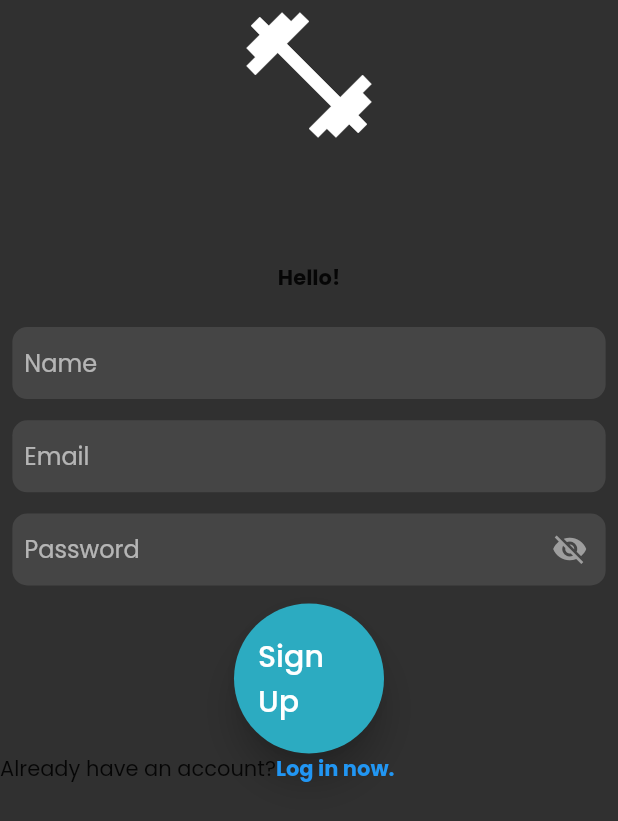
After one commit to adzzzfarr/workout, a Flutter app: the screen it shows after launch, after a tap on "Sign up now.", on a phone screen of 412 x 824 dp. The commit adds this screen. Shown: the top 821 px of the screen. Run offline on Flutter 3.47's test engine with Material 2 defaults, Android fonts, the phone set to English and light mode, and no system bars; our stand-ins replace curved_navigation_bar, firebase_auth, firebase_core, fl_chart, flutter_heatmap_calendar, fluttertoast and 3 more; missing offline and left inert: bottom_drawer, firebase_app_check; accounts and stored records are empty; network calls fail.

Commit message:
Implemented Firebase authentication - Users can log in and sign up using their email and password

```diff
--- /dev/null
+++ b/lib/firebase/firebase_auth_service.dart
@@ -0,0 +1,53 @@
+import 'package:firebase_auth/firebase_auth.dart';
+import 'package:workout/widgets/toast.dart';
+
+class FirebaseAuthService {
+  FirebaseAuth auth = FirebaseAuth.instance;
+
+  Future<User?> signUpWithEmailAndPassword(
+      String email, String password) async {
+    try {
+      UserCredential credential = await auth.createUserWithEmailAndPassword(
+        email: email,
+        password: password,
+      );
+      if (credential.user == null) {
+        print('user is null');
+      }
+      return credential.user;
+    } on FirebaseAuthException catch (e) {
+      if (e.code == 'email-already-in-use') {
+        showToast(message: 'Email is already in use.');
+      } else {
+        showToast(message: 'An error occurred: ${e.code}');
+      }
+    }
+
+    return null;
+  }
+
+  Future<User?> signInWithEmailAndPassword(
+      String email, String password) async {
+    try {
+      UserCredential credential = await auth.signInWithEmailAndPassword(
+        email: email,
+        password: password,
+      );
+      return credential.user;
+    } on FirebaseAuthException catch (e) {
+      if (e.code == 'user-not-found' ||
+          e.code == 'wrong-password' ||
+          e.code == 'invalid-credential') {
+        showToast(message: 'Invalid email or password.');
+      } else {
+        showToast(message: 'An error occurred: ${e.code}');
+      }
+    }
+
+    return null;
+  }
+
+  void signOut() {
+    auth.signOut();
+  }
+}
--- a/lib/main.dart
+++ b/lib/main.dart
@@ -1,5 +1,6 @@
 import 'package:flutter/material.dart';
 import 'package:provider/provider.dart';
+import 'package:workout/firebase_options.dart';
 import 'package:workout/themes/dark_theme.dart';
 import 'package:workout/data/exercise_data.dart';
 import 'package:workout/data/performed_workout_data.dart';
@@ -7,8 +8,10 @@ import 'package:workout/data/template_workout_data.dart';
 import 'package:workout/models/exercise.dart';
 import 'package:workout/models/performed_workout.dart';
 import 'package:workout/models/template_workout.dart';
-import 'package:workout/pages/navigation_bar_page.dart';
 import 'package:hive_flutter/hive_flutter.dart';
+import 'package:firebase_core/firebase_core.dart';
+import 'package:workout/pages/login_page.dart';
+import 'package:firebase_app_check/firebase_app_check.dart';
 
 void main() async {
   await Hive.initFlutter();
@@ -17,6 +20,15 @@ void main() async {
   Hive.registerAdapter(TemplateWorkoutAdapter());
   Hive.registerAdapter(PerformedWorkoutAdapter());
   await Hive.openBox('workout-database');
+
+  WidgetsFlutterBinding.ensureInitialized();
+
+  await Firebase.initializeApp(options: DefaultFirebaseOptions.currentPlatform);
+
+  await FirebaseAppCheck.instance.activate(
+    androidProvider: AndroidProvider.playIntegrity,
+  );
+
   runApp(const MyApp());
 }
 
@@ -50,7 +62,7 @@ class MyApp extends StatelessWidget {
       child: MaterialApp(
         debugShowCheckedModeBanner: false,
         theme: darkTheme,
-        home: const NavigationBarPage(),
+        home: const LogInPage(),
       ),
     );
   }
--- /dev/null
+++ b/lib/pages/login_page.dart
@@ -0,0 +1,118 @@
+import 'package:firebase_auth/firebase_auth.dart';
+import 'package:flutter/material.dart';
+import 'package:workout/pages/signup_page.dart';
+import 'package:workout/widgets/common_button.dart';
+import 'package:workout/pages/navigation_bar_page.dart';
+import 'package:workout/widgets/form_container.dart';
+import 'package:workout/firebase/firebase_auth_service.dart';
+
+class LogInPage extends StatefulWidget {
+  const LogInPage({super.key});
+
+  @override
+  State<LogInPage> createState() => _LogInPageState();
+}
+
+class _LogInPageState extends State<LogInPage> {
+  final FirebaseAuthService auth = FirebaseAuthService();
+
+  final emailController = TextEditingController();
+  final passwordController = TextEditingController();
+
+  bool isSigningIn = false;
+
+  @override
+  Widget build(BuildContext context) {
+    return Scaffold(
+      body: SingleChildScrollView(
+        child: Padding(
+          padding: const EdgeInsets.symmetric(horizontal: 15),
+          child: Column(
+            children: [
+              const Icon(
+                Icons.fitness_center,
+                size: 100,
+              ),
+              const SizedBox(height: 75),
+              const Text(
+                'Hello!',
+                style: TextStyle(fontWeight: FontWeight.bold),
+              ),
+              const SizedBox(height: 20),
+              FormContainer(
+                controller: emailController,
+                hintText: 'Email',
+                isPasswordField: false,
+              ),
+              const SizedBox(height: 10),
+              FormContainer(
+                controller: passwordController,
+                hintText: 'Password',
+                isPasswordField: true,
+              ),
+              const SizedBox(height: 10),
+              isSigningIn
+                  ? const CircularProgressIndicator()
+                  : CommonButton(
+                      height: 100,
+                      width: 100,
+                      text: 'Log In',
+                      onPressed: () => signIn(),
+                    ),
+              Row(
+                children: [
+                  const Text('Not a member?'),
+                  GestureDetector(
+                    onTap: () => Navigator.pushAndRemoveUntil(
+                      context,
+                      MaterialPageRoute(
+                          builder: (context) => const SignUpPage()),
+                      (route) => false,
+                    ),
+                    child: const Text(
+                      'Sign up now.',
+                      style: TextStyle(
+                        fontWeight: FontWeight.bold,
+                        color: Colors.blue,
+                      ),
+                    ),
+                  )
+                ],
+              ),
+            ],
+          ),
+        ),
+      ),
+    );
+  }
+
+  void signIn() async {
+    FocusScope.of(context).unfocus();
+
+    setState(() {
+      isSigningIn = true;
+    });
+
+    String email = emailController.text.trim();
+    String password = passwordController.text.trim();
+
+    User? user = await auth.signInWithEmailAndPassword(email, password);
+
+    setState(() {
+      isSigningIn = false;
+    });
+
+    if (user != null) {
+      print('User has successfully logged in');
+      if (context.mounted) {
+        Navigator.pushAndRemoveUntil(
+          context,
+          MaterialPageRoute(builder: (context) => const NavigationBarPage()),
+          (route) => false,
+        );
+      }
+    } else {
+      print('Some error occurred');
+    }
+  }
+}
--- /dev/null
+++ b/lib/pages/signup_page.dart
@@ -0,0 +1,128 @@
+import 'package:flutter/material.dart';
+import 'package:workout/pages/login_page.dart';
+import 'package:workout/pages/navigation_bar_page.dart';
+import 'package:workout/widgets/common_button.dart';
+import 'package:workout/firebase/firebase_auth_service.dart';
+import 'package:firebase_auth/firebase_auth.dart';
+import 'package:workout/widgets/form_container.dart';
+
+class SignUpPage extends StatefulWidget {
+  const SignUpPage({super.key});
+
+  @override
+  State<SignUpPage> createState() => _SignUpPageState();
+}
+
+class _SignUpPageState extends State<SignUpPage> {
+  final FirebaseAuthService auth = FirebaseAuthService();
+
+  final nameController = TextEditingController();
+  final emailController = TextEditingController();
+  final passwordController = TextEditingController();
+
+  bool isSigningUp = false;
+
+  @override
+  Widget build(BuildContext context) {
+    return Scaffold(
+      body: SingleChildScrollView(
+        child: Expanded(
+          child: Column(
+            children: [
+              const Icon(
+                Icons.fitness_center,
+                size: 100,
+              ),
+              const SizedBox(height: 75),
+              const Text(
+                'Hello!',
+                style: TextStyle(fontWeight: FontWeight.bold),
+              ),
+              const SizedBox(height: 20),
+              FormContainer(
+                controller: nameController,
+                hintText: 'Name',
+                isPasswordField: false,
+              ),
+              const SizedBox(height: 10),
+              FormContainer(
+                controller: emailController,
+                hintText: 'Email',
+                isPasswordField: false,
+              ),
+              const SizedBox(height: 10),
+              FormContainer(
+                controller: passwordController,
+                hintText: 'Password',
+                isPasswordField: true,
+              ),
+              const SizedBox(height: 10),
+              isSigningUp
+                  ? const CircularProgressIndicator()
+                  : CommonButton(
+                      height: 100,
+                      width: 100,
+                      text: 'Sign Up',
+                      onPressed: () => signUp(),
+                    ),
+              Row(
+                children: [
+                  const Text('Already have an account?'),
+                  GestureDetector(
+                    onTap: () => Navigator.pushAndRemoveUntil(
+                        context,
+                        MaterialPageRoute(
+                          builder: (context) => const LogInPage(),
+                        ),
+                        (route) => false),
+                    child: const Text(
+                      'Log in now.',
+                      style: TextStyle(
+                        fontWeight: FontWeight.bold,
+                        color: Colors.blue,
+                      ),
+                    ),
+                  )
+                ],
+              ),
+            ],
+          ),
+        ),
+      ),
+    );
+  }
+
+  void signUp() async {
+    FocusScope.of(context).unfocus();
+
+    setState(() {
+      isSigningUp = true;
+    });
+
+    String name = nameController.text.trim();
+    String email = emailController.text.trim();
+    String password = passwordController.text.trim();
+
+    User? user = await auth.signUpWithEmailAndPassword(email, password);
+
+    setState(() {
+      isSigningUp = false;
+    });
+
+    if (user != null) {
+      print('User successfully created');
+
+      if (context.mounted) {
+        Navigator.pushAndRemoveUntil(
+          context,
+          MaterialPageRoute(builder: (context) => const NavigationBarPage()),
+          (route) => false,
+        );
+      } else {
+        print('BuildContext is not mounted.');
+      }
+    } else {
+      print('User could not be created.');
+    }
+  }
+}
--- /dev/null
+++ b/lib/widgets/form_container.dart
@@ -0,0 +1,75 @@
+import 'package:flutter/material.dart';
+
+class FormContainer extends StatefulWidget {
+  final TextEditingController? controller;
+  final Key? fieldKey;
+  final bool? isPasswordField;
+  final String? hintText;
+  final String? labelText;
+  final String? helperText;
+  final FormFieldSetter<String>? onSaved;
+  final FormFieldValidator<String>? validator;
+  final ValueChanged<String>? onFieldSubmitted;
+  final TextInputType? inputType;
+
+  const FormContainer({
+    this.controller,
+    this.fieldKey,
+    this.isPasswordField,
+    this.hintText,
+    this.labelText,
+    this.helperText,
+    this.onSaved,
+    this.validator,
+    this.onFieldSubmitted,
+    this.inputType,
+    super.key,
+  });
+
+  @override
+  State<FormContainer> createState() => _FormContainerState();
+}
+
+class _FormContainerState extends State<FormContainer> {
+  bool obscureText = true;
+
+  @override
+  Widget build(BuildContext context) {
+    final screenHeight = MediaQuery.of(context).size.height;
+    final screenWidth = MediaQuery.of(context).size.width;
+
+    return Padding(
+      padding: EdgeInsets.symmetric(
+        horizontal: screenWidth / 50,
+        vertical: screenHeight / 400,
+      ),
+      child: TextFormField(
+        controller: widget.controller,
+        key: widget.key,
+        keyboardType: widget.inputType,
+        obscureText: widget.isPasswordField == true ? obscureText : false,
+        onSaved: widget.onSaved,
+        validator: widget.validator,
+        onFieldSubmitted: widget.onFieldSubmitted,
+        decoration: InputDecoration(
+            border: OutlineInputBorder(
+                borderSide: BorderSide.none,
+                borderRadius: BorderRadius.circular(10)),
+            contentPadding: EdgeInsets.all(8),
+            filled: true,
+            hintText: widget.hintText,
+            suffixIcon: widget.isPasswordField == true
+                ? GestureDetector(
+                    onTap: () => setState(() {
+                      obscureText = !obscureText;
+                    }),
+                    child: Icon(
+                      obscureText ? Icons.visibility_off : Icons.visibility,
+                      color: obscureText == false ? Colors.blue : Colors.grey,
+                    ),
+                  )
+                : null),
+      ),
+    );
+  }
+}
```
Also changed, not shown: lib/pages/dashboard_page.dart (+47 -0 lines), lib/widgets/toast.dart (added, +11 -0 lines), pubspec.yaml (+8 -0 lines), lib/firebase_options.dart (added), pubspec.lock, 7 other files.
